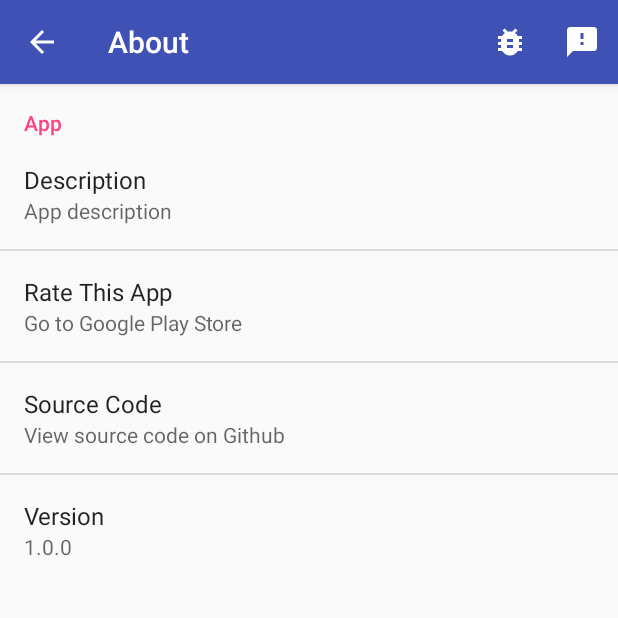
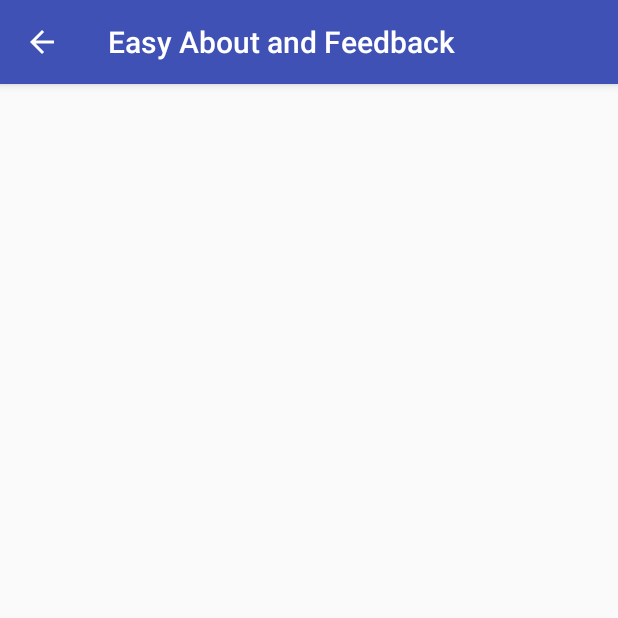
Before and after one commit to kaozgamer/Android-Easy-About-and-Help-Activity, an Android app: the AboutActivity screen opened directly, with no data from a screen before it, after a tap on "Give Feedback", on a phone screen of 412 x 824 dp, the top half of it. Run offline under Robolectric (Android 15) with nearby library versions, the phone set to English and light mode, and no system bars.

Commit message:
Experimenting with making a separate feedback form.

```diff
--- a/android-easy-help-feedback/build.gradle
+++ b/android-easy-help-feedback/build.gradle
@@ -26,7 +26,7 @@ ext {
 
 android {
     compileSdkVersion 25
-    buildToolsVersion "24.0.0"
+    buildToolsVersion '25.0.0'
 
     defaultConfig {
         minSdkVersion 14
@@ -43,6 +43,8 @@ android {
             proguardFiles getDefaultProguardFile('proguard-android.txt'), 'proguard-rules.pro'
         }
     }
+
+    return void
 }
 
 dependencies {
@@ -51,6 +53,8 @@ dependencies {
         exclude group: 'com.android.support', module: 'support-annotations'
     })
     compile 'com.android.support:appcompat-v7:25.2.0'
+    compile 'com.android.support:support-v4:25.2.0'
+    compile 'com.android.support.constraint:constraint-layout:+'
     testCompile 'junit:junit:4.12'
 }
 
--- a/android-easy-help-feedback/src/main/AndroidManifest.xml
+++ b/android-easy-help-feedback/src/main/AndroidManifest.xml
@@ -1,3 +1,4 @@
+<?xml version="1.0" encoding="utf-8"?>
 <manifest xmlns:android="http://schemas.android.com/apk/res/android"
     package="com.kaozgamer.easyaboutandfeedback">
 
@@ -5,7 +6,7 @@
         android:allowBackup="true"
         android:label="@string/app_name"
         android:supportsRtl="true">
-
+        <activity android:name=".SendFeedbackActivity"></activity>
     </application>
 
 </manifest>
--- a/android-easy-help-feedback/src/main/java/com/kaozgamer/easyaboutandfeedback/AboutActivity.java
+++ b/android-easy-help-feedback/src/main/java/com/kaozgamer/easyaboutandfeedback/AboutActivity.java
@@ -3,6 +3,7 @@ package com.kaozgamer.easyaboutandfeedback;
 import android.content.Intent;
 import android.os.Bundle;
 import android.support.annotation.Nullable;
+import android.support.v4.app.Fragment;
 import android.support.v7.app.AppCompatActivity;
 import android.view.Menu;
 import android.view.MenuItem;
@@ -52,12 +53,16 @@ public class AboutActivity extends AppCompatActivity {
 
             return true;
         } else if (item.getItemId() == R.id.action_help_give_feedback) { // Did user click on the give feedback button on the toolbar?
-            Intent mailto = new Intent(Intent.ACTION_SEND);
-            mailto.setType("message/rfc822");
-            mailto.putExtra(Intent.EXTRA_EMAIL, new String[]{"youremail@gmail.com"});
-            mailto.putExtra(Intent.EXTRA_SUBJECT, getResources().getString(R.string.eaf_email_feedback_subject));
-            mailto.putExtra(Intent.EXTRA_TEXT, getResources().getString(R.string.eaf_email_feedback_text));
-            startActivity(Intent.createChooser(mailto, getResources().getString(R.string.eaf_email_intent_chooser)));
+//            Intent mailto = new Intent(Intent.ACTION_SEND);
+//            mailto.setType("message/rfc822");
+//            mailto.putExtra(Intent.EXTRA_EMAIL, new String[]{"youremail@gmail.com"});
+//            mailto.putExtra(Intent.EXTRA_SUBJECT, getResources().getString(R.string.eaf_email_feedback_subject));
+//            mailto.putExtra(Intent.EXTRA_TEXT, getResources().getString(R.string.eaf_email_feedback_text));
+//            startActivity(Intent.createChooser(mailto, getResources().getString(R.string.eaf_email_intent_chooser)));
+
+            Intent intent = new Intent();
+            intent.setClassName(this, "com.kaozgamer.easyaboutandfeedback.SendFeedbackActivity");
+            startActivity(intent);
 
             return true;
         }
--- /dev/null
+++ b/android-easy-help-feedback/src/main/java/com/kaozgamer/easyaboutandfeedback/SendFeedbackActivity.java
@@ -0,0 +1,31 @@
+package com.kaozgamer.easyaboutandfeedback;
+
+import android.content.Intent;
+import android.support.v7.app.AppCompatActivity;
+import android.os.Bundle;
+import android.view.MenuItem;
+
+public class SendFeedbackActivity extends AppCompatActivity {
+
+    @Override
+    protected void onCreate(Bundle savedInstanceState) {
+        super.onCreate(savedInstanceState);
+        setContentView(R.layout.activity_send_feedback);
+
+        if (getSupportActionBar() != null) {
+            getSupportActionBar().setDisplayHomeAsUpEnabled(true);
+            getSupportActionBar().setDisplayShowHomeEnabled(true);
+        }
+    }
+
+    @Override
+    public boolean onOptionsItemSelected(MenuItem item) {
+
+        if (item.getItemId() == android.R.id.home) { // If user clicks on back button, go to the previous activity
+            finish();
+            return true;
+        }
+
+        return super.onOptionsItemSelected(item);
+    }
+}
--- /dev/null
+++ b/android-easy-help-feedback/src/main/res/layout/activity_send_feedback.xml
@@ -0,0 +1,9 @@
+<?xml version="1.0" encoding="utf-8"?>
+<android.support.constraint.ConstraintLayout xmlns:android="http://schemas.android.com/apk/res/android"
+    xmlns:app="http://schemas.android.com/apk/res-auto"
+    xmlns:tools="http://schemas.android.com/tools"
+    android:layout_width="match_parent"
+    android:layout_height="match_parent"
+    tools:context="com.kaozgamer.easyaboutandfeedback.SendFeedbackActivity">
+
+</android.support.constraint.ConstraintLayout>
--- a/android-easy-help-feedback/src/main/res/values/strings.xml
+++ b/android-easy-help-feedback/src/main/res/values/strings.xml
@@ -23,4 +23,7 @@
     <string name="eaf_action_report_problem">Report a Problem</string>
     <string name="eaf_action_give_feedback">Give Feedback</string>
     <string name="eaf_action_about">About</string>
+
+    <!-- TODO: Remove or change this placeholder text -->
+    <string name="hello_blank_fragment">Hello blank fragment</string>
 </resources>
--- a/app/build.gradle
+++ b/app/build.gradle
@@ -1,8 +1,9 @@
 apply plugin: 'com.android.application'
 
+//noinspection GroovyMissingReturnStatement
 android {
     compileSdkVersion 25
-    buildToolsVersion "24.0.0"
+    buildToolsVersion '25.0.0'
     defaultConfig {
         applicationId "com.thunderboltsoft.easyaboutandfeedback"
         minSdkVersion 14
@@ -17,6 +18,8 @@ android {
             proguardFiles getDefaultProguardFile('proguard-android.txt'), 'proguard-rules.pro'
         }
     }
+
+    return void
 }
 
 dependencies {
--- a/app/src/main/AndroidManifest.xml
+++ b/app/src/main/AndroidManifest.xml
@@ -1,5 +1,6 @@
 <?xml version="1.0" encoding="utf-8"?>
 <manifest xmlns:android="http://schemas.android.com/apk/res/android"
+    xmlns:tools="http://schemas.android.com/tools"
     package="com.thunderboltsoft.easyaboutandfeedback">
 
     <application
@@ -7,7 +8,8 @@
         android:icon="@mipmap/ic_launcher"
         android:label="@string/app_name"
         android:supportsRtl="true"
-        android:theme="@style/AppTheme">
+        android:theme="@style/AppTheme"
+        tools:ignore="AllowBackup,GoogleAppIndexingWarning">
         <activity android:name=".MainActivity">
             <intent-filter>
                 <action android:name="android.intent.action.MAIN" />
--- a/app/src/main/res/layout/activity_main.xml
+++ b/app/src/main/res/layout/activity_main.xml
@@ -13,5 +13,5 @@
     <TextView
         android:layout_width="wrap_content"
         android:layout_height="wrap_content"
-        android:text="Go to menu -> 'About &amp; Feedback' to see it in action" />
+        android:text="@string/app_description" />
 </RelativeLayout>
--- a/app/src/main/res/values/strings.xml
+++ b/app/src/main/res/values/strings.xml
@@ -1,4 +1,5 @@
 <resources>
     <string name="app_name">Easy About and Feedback</string>
     <string name="about_and_feedback"><![CDATA[About & Feedback]]></string>
+    <string name="app_description"><![CDATA[Go to menu -> \'About & Feedback\' to see it in action]]></string>
 </resources>
--- a/build.gradle
+++ b/build.gradle
@@ -8,7 +8,7 @@ buildscript {
         }
     }
     dependencies {
-        classpath 'com.android.tools.build:gradle:2.2.3'
+        classpath 'com.android.tools.build:gradle:2.3.0'
         classpath 'com.github.dcendents:android-maven-gradle-plugin:1.5'
         classpath 'com.jfrog.bintray.gradle:gradle-bintray-plugin:1.7.3'
 
```
Also changed, not shown: gradle/wrapper/gradle-wrapper.properties.
